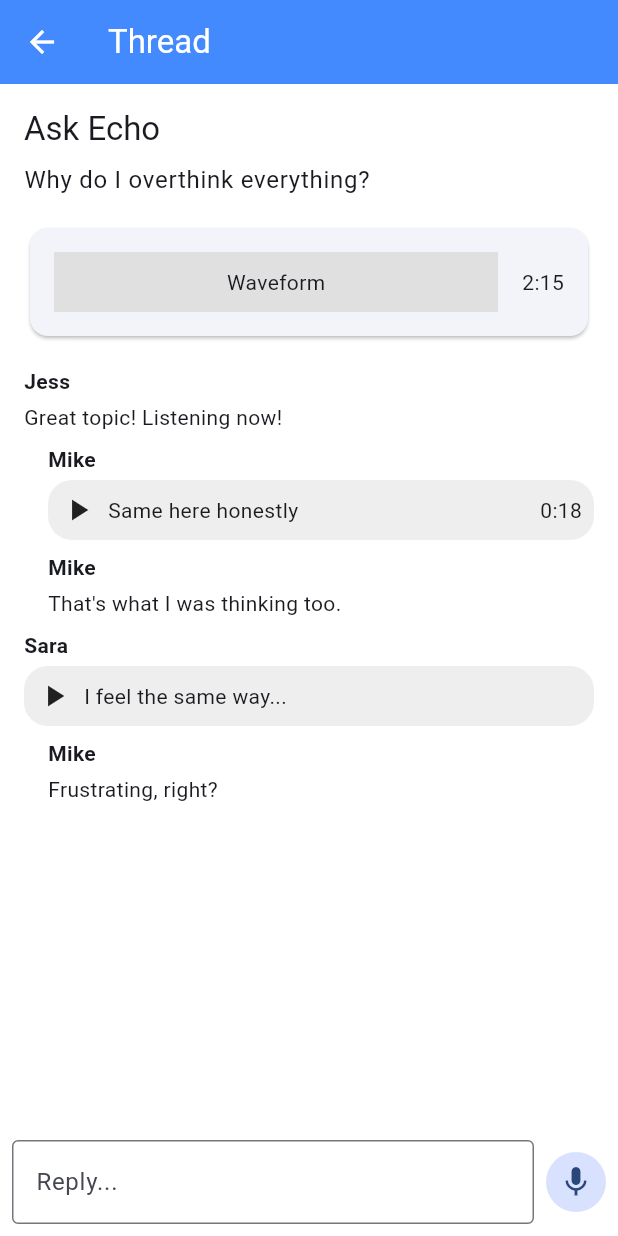
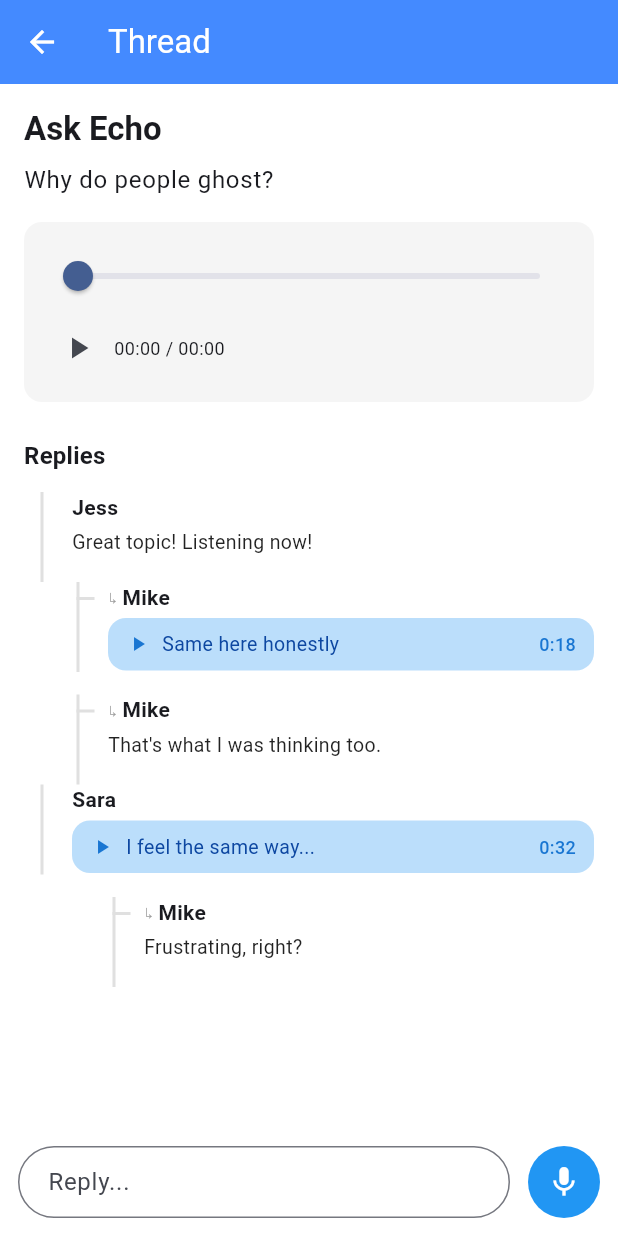
Before and after one commit to Hrishith69/echo, a Flutter app: the ThreadScreen screen opened by its route, after a tap on the "mic" icon, on a phone screen of 412 x 824 dp. Run offline on Flutter 3.47's test engine with Material 3 defaults, Android fonts, the light colour scheme and no system bars; our stand-ins replace go_router, just_audio.

Commit message:
Improve waveform player with seek bar and playback state

```diff
--- a/lib/screens/thread/thread_screen.dart
+++ b/lib/screens/thread/thread_screen.dart
@@ -1,15 +1,59 @@
 import 'package:flutter/material.dart';
+import 'package:echo_app/widgets/waveform_player.dart';
+import 'package:echo_app/widgets/reply_card.dart';
 
 class ThreadScreen extends StatelessWidget {
   const ThreadScreen({super.key});
+
+  // Mock data: replies with hierarchy levels
+  static const List<Map<String, dynamic>> replies = [
+    {
+      "username": "Jess",
+      "text": "Great topic! Listening now!",
+      "level": 0,
+      "isVoice": false
+    },
+    {
+      "username": "Mike",
+      "text": "Same here honestly",
+      "level": 1,
+      "isVoice": true,
+      "duration": "0:18"
+    },
+    {
+      "username": "Mike",
+      "text": "That's what I was thinking too.",
+      "level": 1,
+      "isVoice": false
+    },
+    {
+      "username": "Sara",
+      "text": "I feel the same way...",
+      "level": 0,
+      "isVoice": true,
+      "duration": "0:32"
+    },
+    {
+      "username": "Mike",
+      "text": "Frustrating, right?",
+      "level": 2,
+      "isVoice": false
+    },
+  ];
 
   @override
   Widget build(BuildContext context) {
     return Scaffold(
       appBar: AppBar(
         title: const Text('Thread'),
+        elevation: 0,
       ),
-      body: Padding(
+      body: Column(
+        children: [
+          // TOP SECTION: Topic label and subject
+          Expanded(
+            child: SingleChildScrollView(
+              child: Padding(
                 padding: const EdgeInsets.all(16.0),
                 child: Column(
                   crossAxisAlignment: CrossAxisAlignment.start,
@@ -17,134 +61,102 @@ class ThreadScreen extends StatelessWidget {
                     // Topic label
                     Text(
                       'Ask Echo',
-              style: Theme.of(context).textTheme.titleLarge,
+                      style: Theme.of(context).textTheme.titleLarge?.copyWith(
+                            fontWeight: FontWeight.bold,
+                          ),
                     ),
                     const SizedBox(height: 8),
                     // Subject text
                     Text(
-              'Why do I overthink everything?',
+                      'Why do people ghost?',
                       style: Theme.of(context).textTheme.bodyLarge,
                     ),
                     const SizedBox(height: 16),
-            // Voice player card
-            Card(
-              child: Padding(
-                padding: const EdgeInsets.all(16.0),
-                child: Row(
-                  children: [
-                    // Waveform placeholder
-                    Expanded(
-                      child: Container(
-                        height: 40,
-                        color: Colors.grey[300],
-                        child: const Center(child: Text('Waveform')),
+                    // AUDIO PLAYER SECTION
+                    const WaveformPlayer(
+                      audioUrl:
+                          'https://samplelib.com/lib/preview/mp3/sample-3s.mp3',
+                    ),
+                    const SizedBox(height: 24),
+                    // REPLIES SECTION
+                    Text(
+                      'Replies',
+                      style: Theme.of(context).textTheme.titleMedium?.copyWith(
+                            fontWeight: FontWeight.bold,
                           ),
                     ),
-                    const SizedBox(width: 16),
-                    // Duration label
-                    const Text('2:15'),
+                    const SizedBox(height: 12),
+                    // Build replies thread
+                    ..._buildReplyThread(context),
                   ],
                 ),
               ),
             ),
-            const SizedBox(height: 16),
-            // Replies section
+          ),
+        ],
+      ),
+      // BOTTOM REPLY BAR
+      bottomNavigationBar: SafeArea(
+        child: Padding(
+          padding: const EdgeInsets.all(12.0),
+          child: Row(
+            children: [
               Expanded(
-              child: ListView(
-                children: [
-                  // Jess
-                  _buildReply('Jess', 'Great topic! Listening now!', 0),
-                  const SizedBox(height: 8),
-                  // Mike voice reply
-                  _buildVoiceReply('Mike', 'Same here honestly', '0:18', 16),
-                  const SizedBox(height: 8),
-                  // Mike text reply
-                  _buildReply('Mike', 'That\'s what I was thinking too.', 16),
-                  const SizedBox(height: 8),
-                  // Sara voice reply
-                  _buildVoiceReply('Sara', 'I feel the same way...', '', 0),
-                  const SizedBox(height: 8),
-                  // Mike reply to Sara
-                  _buildReply('Mike', 'Frustrating, right?', 16),
-                ],
+                child: TextField(
+                  decoration: InputDecoration(
+                    hintText: 'Reply...',
+                    border: OutlineInputBorder(
+                      borderRadius: BorderRadius.circular(24),
+                      borderSide: BorderSide(color: Colors.grey.shade300),
+                    ),
+                    contentPadding: const EdgeInsets.symmetric(
+                      horizontal: 16,
+                      vertical: 12,
+                    ),
+                  ),
+                ),
+              ),
+              const SizedBox(width: 12),
+              Container(
+                decoration: BoxDecoration(
+                  color: Colors.blue,
+                  shape: BoxShape.circle,
+                ),
+                child: IconButton(
+                  icon: const Icon(
+                    Icons.mic,
+                    color: Colors.white,
+                  ),
+                  onPressed: () {
+                    // TODO: Implement voice recording
+                  },
                 ),
               ),
             ],
           ),
         ),
-      bottomNavigationBar: Padding(
-        padding: const EdgeInsets.all(8.0),
-        child: Row(
-          children: [
-            Expanded(
-              child: TextField(
-                decoration: const InputDecoration(
-                  hintText: 'Reply...',
-                  border: OutlineInputBorder(),
-                ),
-              ),
-            ),
-            const SizedBox(width: 8),
-            CircleAvatar(
-              child: IconButton(
-                icon: const Icon(Icons.mic),
-                onPressed: () {},
-              ),
-            ),
-          ],
-        ),
       ),
     );
   }
 
-  Widget _buildReply(String username, String text, double leftPadding) {
-    return Padding(
-      padding: EdgeInsets.only(left: leftPadding),
-      child: Column(
-        crossAxisAlignment: CrossAxisAlignment.start,
-        children: [
-          Text(
-            username,
-            style: const TextStyle(fontWeight: FontWeight.bold),
-          ),
-          const SizedBox(height: 4),
-          Text(text),
-        ],
+  // Build reply thread with hierarchy
+  List<Widget> _buildReplyThread(BuildContext context) {
+    List<Widget> widgets = [];
+    for (int i = 0; i < replies.length; i++) {
+      final reply = replies[i];
+      bool isLast = i == replies.length - 1;
+
+      widgets.add(
+        ReplyCard(
+          username: reply['username'],
+          text: reply['text'],
+          level: reply['level'],
+          isVoice: reply['isVoice'] ?? false,
+          duration: reply['duration'],
+          isLast: isLast,
         ),
       );
     }
-
-  Widget _buildVoiceReply(String username, String text, String duration, double leftPadding) {
-    return Padding(
-      padding: EdgeInsets.only(left: leftPadding),
-      child: Column(
-        crossAxisAlignment: CrossAxisAlignment.start,
-        children: [
-          Text(
-            username,
-            style: const TextStyle(fontWeight: FontWeight.bold),
-          ),
-          const SizedBox(height: 4),
-          Container(
-            padding: const EdgeInsets.all(8.0),
-            decoration: BoxDecoration(
-              color: Colors.grey[200],
-              borderRadius: BorderRadius.circular(16.0),
-            ),
-            child: Row(
-              children: [
-                const Icon(Icons.play_arrow),
-                const SizedBox(width: 8),
-                Text(text),
-                if (duration.isNotEmpty) ...[
-                  const Spacer(),
-                  Text(duration),
-                ],
-              ],
-            ),
-          ),
-        ],
-      ),
-    );
+    return widgets;
   }
 }
--- /dev/null
+++ b/lib/widgets/reply_card.dart
@@ -0,0 +1,145 @@
+import 'package:flutter/material.dart';
+
+class ReplyCard extends StatelessWidget {
+  final String username;
+  final String text;
+  final int level;
+  final bool isVoice;
+  final String? duration;
+  final bool isLast;
+
+  const ReplyCard({
+    super.key,
+    required this.username,
+    required this.text,
+    required this.level,
+    this.isVoice = false,
+    this.duration,
+    this.isLast = false,
+  });
+
+  @override
+  Widget build(BuildContext context) {
+    return Padding(
+      padding: EdgeInsets.only(left: level * 24.0),
+      child: Row(
+        crossAxisAlignment: CrossAxisAlignment.start,
+        children: [
+          // Thread line
+          if (level > 0 || !isLast)
+            SizedBox(
+              width: 24,
+              height: 60, // FIX: give stack a bounded height
+              child: Stack(
+                children: [
+                  Positioned(
+                    left: 11,
+                    top: 0,
+                    bottom: 0,
+                    child: Container(
+                      width: 2,
+                      color: Colors.grey.shade300,
+                    ),
+                  ),
+                  if (level > 0)
+                    Positioned(
+                      left: 11,
+                      top: 10,
+                      width: 12,
+                      height: 2,
+                      child: Container(
+                        color: Colors.grey.shade300,
+                      ),
+                    ),
+                ],
+              ),
+            ),
+
+          // Reply content
+          Expanded(
+            child: Padding(
+              padding: const EdgeInsets.only(left: 8, bottom: 16),
+              child: Column(
+                crossAxisAlignment: CrossAxisAlignment.start,
+                children: [
+                  Row(
+                    children: [
+                      if (level > 0)
+                        const Text(
+                          "↳ ",
+                          style: TextStyle(
+                            color: Colors.grey,
+                            fontSize: 12,
+                          ),
+                        ),
+                      Text(
+                        username,
+                        style: const TextStyle(
+                          fontWeight: FontWeight.bold,
+                          fontSize: 14,
+                        ),
+                      ),
+                    ],
+                  ),
+
+                  const SizedBox(height: 4),
+
+                  if (isVoice)
+                    Container(
+                      padding: const EdgeInsets.symmetric(
+                        horizontal: 12,
+                        vertical: 8,
+                      ),
+                      decoration: BoxDecoration(
+                        color: Colors.blue.shade100,
+                        borderRadius: BorderRadius.circular(12),
+                      ),
+                      child: Row(
+                        mainAxisSize: MainAxisSize.min,
+                        children: [
+                          Icon(
+                            Icons.play_arrow,
+                            size: 16,
+                            color: Colors.blue.shade700,
+                          ),
+                          const SizedBox(width: 8),
+                          Expanded(
+                            child: Text(
+                              text,
+                              style: TextStyle(
+                                fontSize: 13,
+                                color: Colors.blue.shade900,
+                              ),
+                            ),
+                          ),
+                          if (duration != null && duration!.isNotEmpty) ...[
+                            const SizedBox(width: 8),
+                            Text(
+                              duration!,
+                              style: TextStyle(
+                                fontSize: 12,
+                                color: Colors.blue.shade700,
+                                fontWeight: FontWeight.w500,
+                              ),
+                            ),
+                          ],
+                        ],
+                      ),
+                    )
+                  else
+                    Text(
+                      text,
+                      style: const TextStyle(
+                        fontSize: 13,
+                        color: Colors.black87,
+                      ),
+                    ),
+                ],
+              ),
+            ),
+          ),
+        ],
+      ),
+    );
+  }
+}
--- a/lib/widgets/waveform_player.dart
+++ b/lib/widgets/waveform_player.dart
@@ -1,63 +1,146 @@
+import 'dart:async';
 import 'package:flutter/material.dart';
+import 'package:just_audio/just_audio.dart';
 
 class WaveformPlayer extends StatefulWidget {
-  const WaveformPlayer({super.key});
+  final String audioUrl;
+
+  const WaveformPlayer({
+    super.key,
+    required this.audioUrl,
+  });
 
   @override
   State<WaveformPlayer> createState() => _WaveformPlayerState();
 }
 
 class _WaveformPlayerState extends State<WaveformPlayer> {
+  final AudioPlayer _player = AudioPlayer();
+
+  Duration _currentPosition = Duration.zero;
+  Duration _totalDuration = Duration.zero;
+
+  StreamSubscription<Duration>? _positionSub;
+  StreamSubscription<Duration?>? _durationSub;
+  StreamSubscription<PlayerState>? _playerStateSub;
+
   bool _isPlaying = false;
-  double _progress = 0.3; // Mock progress
+
+  @override
+  void initState() {
+    super.initState();
+    _initAudio();
+  }
+
+  Future<void> _initAudio() async {
+    try {
+      await _player.setUrl(widget.audioUrl);
+
+      _durationSub = _player.durationStream.listen((duration) {
+        if (!mounted) return;
+        setState(() {
+          _totalDuration = duration ?? Duration.zero;
+        });
+      });
+
+      _positionSub = _player.positionStream.listen((position) {
+        if (!mounted) return;
+        setState(() {
+          _currentPosition = position;
+        });
+      });
+
+      _playerStateSub = _player.playerStateStream.listen((state) {
+        if (!mounted) return;
+
+        final playing = state.playing;
+        final processing = state.processingState;
+
+        if (processing == ProcessingState.completed) {
+          _player.seek(Duration.zero);
+          _player.pause();
+
+          setState(() {
+            _isPlaying = false;
+            _currentPosition = Duration.zero;
+          });
+        } else {
+          setState(() {
+            _isPlaying = playing;
+          });
+        }
+      });
+    } catch (e) {
+      debugPrint("Audio load error: $e");
+    }
+  }
+
+  void _togglePlayPause() async {
+    if (_isPlaying) {
+      await _player.pause();
+    } else {
+      await _player.play();
+    }
+  }
+
+  void _seekAudio(double value) {
+    final position = Duration(milliseconds: value.toInt());
+    _player.seek(position);
+  }
+
+  String _format(Duration d) {
+    final minutes = d.inMinutes.remainder(60).toString().padLeft(2, '0');
+    final seconds = d.inSeconds.remainder(60).toString().padLeft(2, '0');
+    return "$minutes:$seconds";
+  }
+
+  @override
+  void dispose() {
+    _positionSub?.cancel();
+    _durationSub?.cancel();
+    _playerStateSub?.cancel();
+    _player.dispose();
+    super.dispose();
+  }
 
   @override
   Widget build(BuildContext context) {
+    final progress = _totalDuration.inMilliseconds == 0
+        ? 0.0
+        : _currentPosition.inMilliseconds.toDouble();
+
     return Container(
-      padding: const EdgeInsets.all(16),
+      padding: const EdgeInsets.all(12),
       decoration: BoxDecoration(
-        color: Colors.grey[100],
+        color: Colors.grey.shade100,
         borderRadius: BorderRadius.circular(12),
       ),
       child: Column(
         children: [
-          // Waveform visualization placeholder
-          Container(
-            height: 80,
-            decoration: BoxDecoration(
-              color: Colors.grey[300],
-              borderRadius: BorderRadius.circular(8),
+          /// Progress waveform placeholder
+          Slider(
+            min: 0,
+            max: _totalDuration.inMilliseconds.toDouble(),
+            value: progress.clamp(
+              0,
+              _totalDuration.inMilliseconds.toDouble(),
             ),
-            child: const Center(
-              child: Text('Waveform Visualization'),
-            ),
+            onChanged: _seekAudio,
           ),
-          const SizedBox(height: 16),
-          // Controls row
+
           Row(
-            mainAxisAlignment: MainAxisAlignment.center,
             children: [
               IconButton(
-                icon: Icon(_isPlaying ? Icons.pause : Icons.play_arrow),
-                onPressed: () {
-                  setState(() {
-                    _isPlaying = !_isPlaying;
-                  });
-                },
-              ),
-              const SizedBox(width: 16),
-              Expanded(
-                child: Slider(
-                  value: _progress,
-                  onChanged: (value) {
-                    setState(() {
-                      _progress = value;
-                    });
-                  },
+                onPressed: _togglePlayPause,
+                icon: Icon(
+                  _isPlaying ? Icons.pause : Icons.play_arrow,
                 ),
               ),
-              const SizedBox(width: 16),
-              Text('00:07 / 00:21'),
+
+              Text(
+                "${_format(_currentPosition)} / ${_format(_totalDuration)}",
+                style: const TextStyle(fontSize: 12),
+              ),
             ],
           ),
         ],
--- a/pubspec.yaml
+++ b/pubspec.yaml
@@ -35,6 +35,7 @@ dependencies:
   # Use with the CupertinoIcons class for iOS style icons.
   cupertino_icons: ^1.0.8
   go_router: ^17.1.0
+  just_audio: ^0.10.5
 
 dev_dependencies:
   flutter_test:
```
Also changed, not shown: pubspec.lock, 1 other file. Lines whose indentation alone changed are shown as unchanged.
